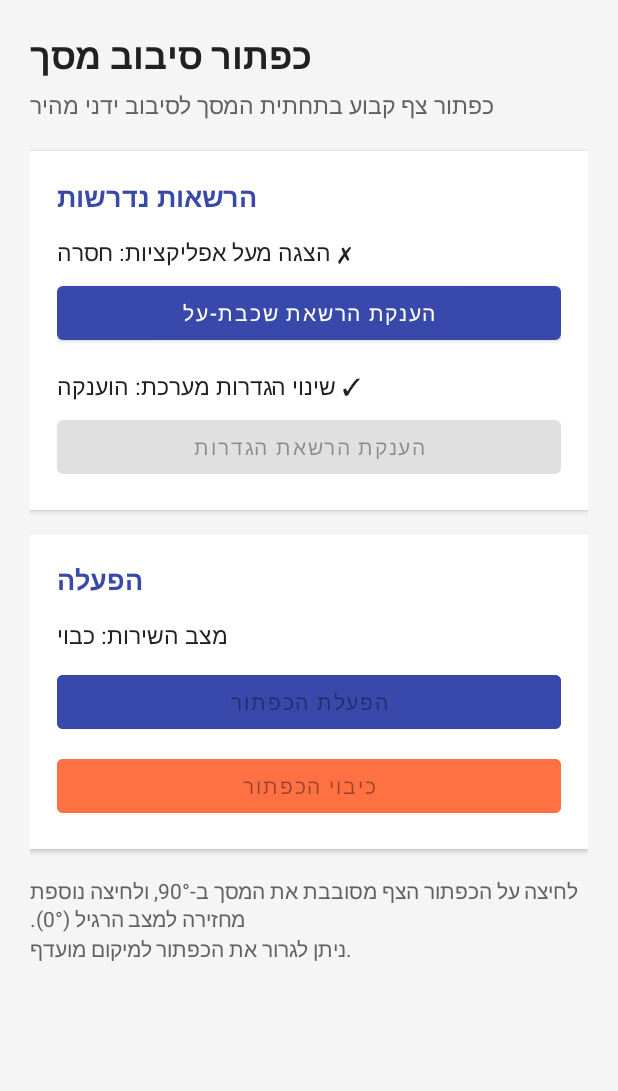
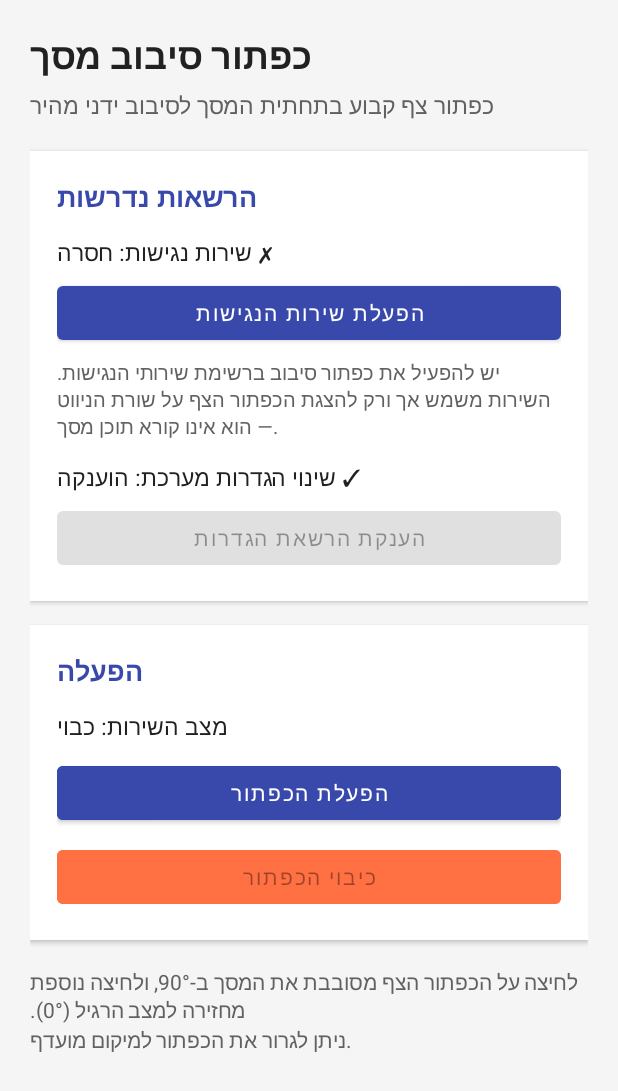
Before and after one commit to havivon/gamenight, an Android app: the screen it shows after launch (MainActivity), on a phone screen of 412 x 824 dp. Shown: the top 1091 px of the screen. Run offline under Robolectric (Android 15) with nearby library versions, the phone set to English and light mode, and no system bars.

Commit message:
v3.0: host floating button in AccessibilityService via TYPE_ACCESSIBILITY_OVERLAY
The fundamental z-order problem: TYPE_APPLICATION_OVERLAY sits BELOW the
navigation bar, so a button there either renders on the bar but cannot
receive touch, or receives touch but floats above the bar. There is no
way to get both with a normal overlay.

TYPE_ACCESSIBILITY_OVERLAY sits ABOVE the navigation bar, so the button
is now visually integral with the nav bar row AND fully touchable.

Side benefits of dropping the foreground-service + SYSTEM_ALERT_WINDOW
approach:
- No foreground-service notification.
- No Samsung "displaying over other apps" notification.
- Fewer permissions (only WRITE_SETTINGS + accessibility enable).

- New RotationAccessibilityService hosts the overlay; stop() via disableSelf()
- accessibility_service_config.xml + manifest service declaration
- PermissionHelper checks ENABLED_ACCESSIBILITY_SERVICES
- MainActivity start = open accessibility settings, stop = disableSelf
- Removed RotationService, notification + overlay permission plumbing
- Bump to versionCode 14 / versionName 3.0

Co-Authored-By: Claude Opus 4.8 <noreply@anthropic.com>

```diff
--- a/app/build.gradle
+++ b/app/build.gradle
@@ -20,8 +20,8 @@ android {
         applicationId "com.rotationbutton"
         minSdk 26
         targetSdk 34
-        versionCode 13
-        versionName "2.2"
+        versionCode 14
+        versionName "3.0"
     }
 
     buildTypes {
--- a/app/src/main/java/com/rotationbutton/MainActivity.kt
+++ b/app/src/main/java/com/rotationbutton/MainActivity.kt
@@ -1,17 +1,17 @@
 package com.rotationbutton
 
-import android.Manifest
-import android.content.pm.PackageManager
-import android.os.Build
 import android.os.Bundle
 import android.widget.Toast
 import androidx.activity.result.contract.ActivityResultContracts
 import androidx.appcompat.app.AppCompatActivity
-import androidx.core.content.ContextCompat
 import com.rotationbutton.databinding.ActivityMainBinding
 
 /**
  * מסך הבית: הפעלה/כיבוי של הכפתור הצף ובדיקת ההרשאות הנדרשות.
+ *
+ * הכפתור הצף מתארח בשירות נגישות (TYPE_ACCESSIBILITY_OVERLAY) כדי שיוכל
+ * לשבת מעל שורת הניווט. לכן ה"הפעלה" משמעה הפעלת שירות הנגישות בהגדרות,
+ * וה"כיבוי" מנטרל את השירות.
  */
 class MainActivity : AppCompatActivity() {
 
@@ -23,28 +23,21 @@ class MainActivity : AppCompatActivity() {
             refreshUi()
         }
 
-    private val notificationsLauncher =
-        registerForActivityResult(ActivityResultContracts.RequestPermission()) {
-            refreshUi()
-        }
-
     override fun onCreate(savedInstanceState: Bundle?) {
         super.onCreate(savedInstanceState)
         binding = ActivityMainBinding.inflate(layoutInflater)
         setContentView(binding.root)
 
         binding.btnOverlayPermission.setOnClickListener {
-            settingsLauncher.launch(PermissionHelper.overlayIntent(this))
+            settingsLauncher.launch(PermissionHelper.accessibilityIntent())
         }
 
         binding.btnWriteSettingsPermission.setOnClickListener {
             settingsLauncher.launch(PermissionHelper.writeSettingsIntent(this))
         }
 
-        binding.btnStart.setOnClickListener { startButtonService() }
-        binding.btnStop.setOnClickListener { stopButtonService() }
-
-        requestNotificationsIfNeeded()
+        binding.btnStart.setOnClickListener { startButton() }
+        binding.btnStop.setOnClickListener { stopButton() }
     }
 
     override fun onResume() {
@@ -52,54 +45,41 @@ class MainActivity : AppCompatActivity() {
         refreshUi()
     }
 
-    private fun startButtonService() {
-        if (!PermissionHelper.allGranted(this)) {
+    private fun startButton() {
+        if (!PermissionHelper.canWriteSettings(this)) {
             Toast.makeText(this, R.string.error_missing_permissions, Toast.LENGTH_SHORT).show()
             refreshUi()
             return
         }
-        RotationService.start(this)
-        Toast.makeText(this, R.string.toast_started, Toast.LENGTH_SHORT).show()
-        // השהיה קצרה כדי לאפשר לשירות לעדכן את מצבו לפני הרענון
-        binding.root.postDelayed({ refreshUi() }, 300)
+        // הפעלת הכפתור = הפעלת שירות הנגישות בהגדרות.
+        settingsLauncher.launch(PermissionHelper.accessibilityIntent())
     }
 
-    private fun stopButtonService() {
-        RotationService.stop(this)
+    private fun stopButton() {
+        RotationAccessibilityService.stop()
         Toast.makeText(this, R.string.toast_stopped, Toast.LENGTH_SHORT).show()
         binding.root.postDelayed({ refreshUi() }, 300)
     }
 
-    private fun requestNotificationsIfNeeded() {
-        if (Build.VERSION.SDK_INT >= Build.VERSION_CODES.TIRAMISU) {
-            val granted = ContextCompat.checkSelfPermission(
-                this, Manifest.permission.POST_NOTIFICATIONS
-            ) == PackageManager.PERMISSION_GRANTED
-            if (!granted) {
-                notificationsLauncher.launch(Manifest.permission.POST_NOTIFICATIONS)
-            }
-        }
-    }
-
     /** מעדכן את חיווי ההרשאות ומצב הכפתורים */
     private fun refreshUi() {
-        val overlay = PermissionHelper.canDrawOverlays(this)
+        val accessibility = PermissionHelper.isAccessibilityEnabled(this)
         val write = PermissionHelper.canWriteSettings(this)
 
         binding.statusOverlay.text = getString(
-            R.string.status_overlay,
-            granted(overlay)
+            R.string.status_accessibility,
+            granted(accessibility)
         )
         binding.statusWriteSettings.text = getString(
             R.string.status_write_settings,
             granted(write)
         )
 
-        binding.btnOverlayPermission.isEnabled = !overlay
+        binding.btnOverlayPermission.isEnabled = !accessibility
         binding.btnWriteSettingsPermission.isEnabled = !write
 
-        val running = RotationService.isRunning
-        binding.btnStart.isEnabled = overlay && write && !running
+        val running = RotationAccessibilityService.isRunning
+        binding.btnStart.isEnabled = write && !running
         binding.btnStop.isEnabled = running
 
         binding.statusService.text = getString(
--- a/app/src/main/java/com/rotationbutton/PermissionHelper.kt
+++ b/app/src/main/java/com/rotationbutton/PermissionHelper.kt
@@ -1,35 +1,47 @@
 package com.rotationbutton
 
+import android.content.ComponentName
 import android.content.Context
 import android.content.Intent
 import android.net.Uri
 import android.provider.Settings
+import android.text.TextUtils
 
 /**
- * עוזר לבדיקת והענקת ההרשאות המיוחדות הנדרשות לאפליקציה:
- * - SYSTEM_ALERT_WINDOW  (ציור שכבת-על)
- * - WRITE_SETTINGS       (שינוי סיבוב המסך)
+ * עוזר לבדיקת והענקת ההרשאות הנדרשות לאפליקציה:
+ * - שירות נגישות (כדי לארח את הכפתור הצף מעל שורת הניווט)
+ * - WRITE_SETTINGS  (שינוי סיבוב המסך)
  *
- * שתי ההרשאות הללו אינן ניתנות דרך דיאלוג רגיל אלא דורשות מעבר
- * למסך הגדרות ייעודי.
+ * שתי ההרשאות אינן ניתנות דרך דיאלוג רגיל אלא דורשות מעבר למסך הגדרות ייעודי.
  */
 object PermissionHelper {
-
-    fun canDrawOverlays(context: Context): Boolean =
-        Settings.canDrawOverlays(context)
 
     fun canWriteSettings(context: Context): Boolean =
         Settings.System.canWrite(context)
 
+    /** האם שירות הנגישות שלנו מופעל בהגדרות המכשיר */
+    fun isAccessibilityEnabled(context: Context): Boolean {
+        val expected = ComponentName(context, RotationAccessibilityService::class.java)
+        val enabled = Settings.Secure.getString(
+            context.contentResolver,
+            Settings.Secure.ENABLED_ACCESSIBILITY_SERVICES
+        ) ?: return false
+
+        val splitter = TextUtils.SimpleStringSplitter(':')
+        splitter.setString(enabled)
+        while (splitter.hasNext()) {
+            val component = ComponentName.unflattenFromString(splitter.next())
+            if (component != null && component == expected) return true
+        }
+        return false
+    }
+
     fun allGranted(context: Context): Boolean =
-        canDrawOverlays(context) && canWriteSettings(context)
+        isAccessibilityEnabled(context) && canWriteSettings(context)
 
-    /** Intent למסך הענקת הרשאת "הצגה מעל אפליקציות אחרות" */
-    fun overlayIntent(context: Context): Intent =
-        Intent(
-            Settings.ACTION_MANAGE_OVERLAY_PERMISSION,
-            Uri.parse("package:${context.packageName}")
-        )
+    /** Intent למסך הגדרות הנגישות */
+    fun accessibilityIntent(): Intent =
+        Intent(Settings.ACTION_ACCESSIBILITY_SETTINGS)
 
     /** Intent למסך הענקת הרשאת "שינוי הגדרות מערכת" */
     fun writeSettingsIntent(context: Context): Intent =
--- a/app/src/main/res/layout/activity_main.xml
+++ b/app/src/main/res/layout/activity_main.xml
@@ -64,7 +64,15 @@
                 android:layout_width="match_parent"
                 android:layout_height="wrap_content"
                 android:layout_marginTop="6dp"
-                android:text="@string/btn_grant_overlay" />
+                android:text="@string/btn_grant_accessibility" />
+
+            <TextView
+                android:layout_width="match_parent"
+                android:layout_height="wrap_content"
+                android:layout_marginTop="6dp"
+                android:text="@string/accessibility_hint"
+                android:textColor="@color/text_secondary"
+                android:textSize="13sp" />
 
             <TextView
                 android:id="@+id/statusWriteSettings"
--- a/app/src/main/res/values/strings.xml
+++ b/app/src/main/res/values/strings.xml
@@ -7,10 +7,11 @@
     <string name="subtitle_main">כפתור צף קבוע בתחתית המסך לסיבוב ידני מהיר</string>
 
     <string name="section_permissions">הרשאות נדרשות</string>
-    <string name="status_overlay">הצגה מעל אפליקציות: %1$s</string>
+    <string name="status_accessibility">שירות נגישות: %1$s</string>
     <string name="status_write_settings">שינוי הגדרות מערכת: %1$s</string>
-    <string name="btn_grant_overlay">הענקת הרשאת שכבת-על</string>
+    <string name="btn_grant_accessibility">הפעלת שירות הנגישות</string>
     <string name="btn_grant_write_settings">הענקת הרשאת הגדרות</string>
+    <string name="accessibility_hint">יש להפעיל את "כפתור סיבוב" ברשימת שירותי הנגישות. השירות משמש אך ורק להצגת הכפתור הצף על שורת הניווט — הוא אינו קורא תוכן מסך.</string>
 
     <string name="section_control">הפעלה</string>
     <string name="status_service">מצב השירות: %1$s</string>
@@ -31,12 +32,8 @@
     <string name="toast_rotated">המסך סובב ל-%1$d°</string>
     <string name="error_missing_permissions">חסרות הרשאות – יש להעניק את שתי ההרשאות תחילה</string>
 
-    <!-- התראה -->
-    <string name="notif_channel_name">כפתור סיבוב</string>
-    <string name="notif_channel_desc">שירות הכפתור הצף לסיבוב המסך</string>
-    <string name="notif_title">כפתור הסיבוב פעיל</string>
-    <string name="notif_text">לחיצה על הכפתור הצף מסובבת את המסך</string>
-    <string name="notif_stop">כיבוי</string>
+    <!-- תיאור שירות הנגישות (מוצג במסך הגדרות הנגישות) -->
+    <string name="accessibility_service_desc">מציג כפתור צף על שורת הניווט לסיבוב מהיר של המסך. השירות אינו אוסף ואינו קורא תוכן מסך.</string>
 
     <string name="cd_rotate">סיבוב המסך</string>
 </resources>
```
Also changed, not shown: app/src/main/AndroidManifest.xml (+13 -15 lines), app/src/main/java/com/rotationbutton/RotationAccessibilityService.kt (renamed from app/src/main/java/com/rotationbutton/RotationService.kt, +47 -112 lines), app/src/main/res/xml/accessibility_service_config.xml (added, +7 -0 lines).
